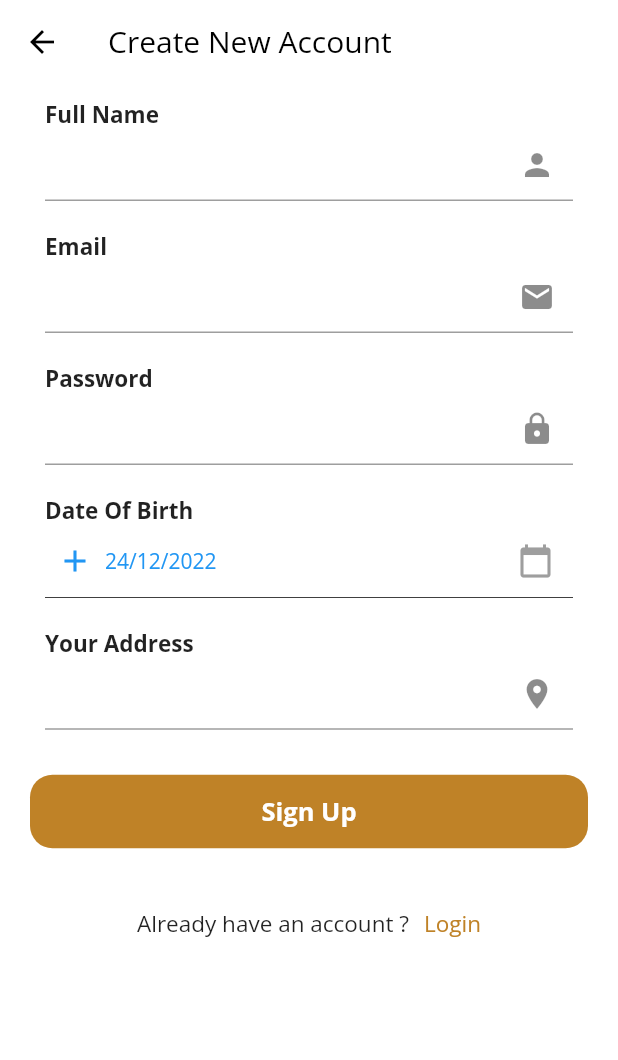
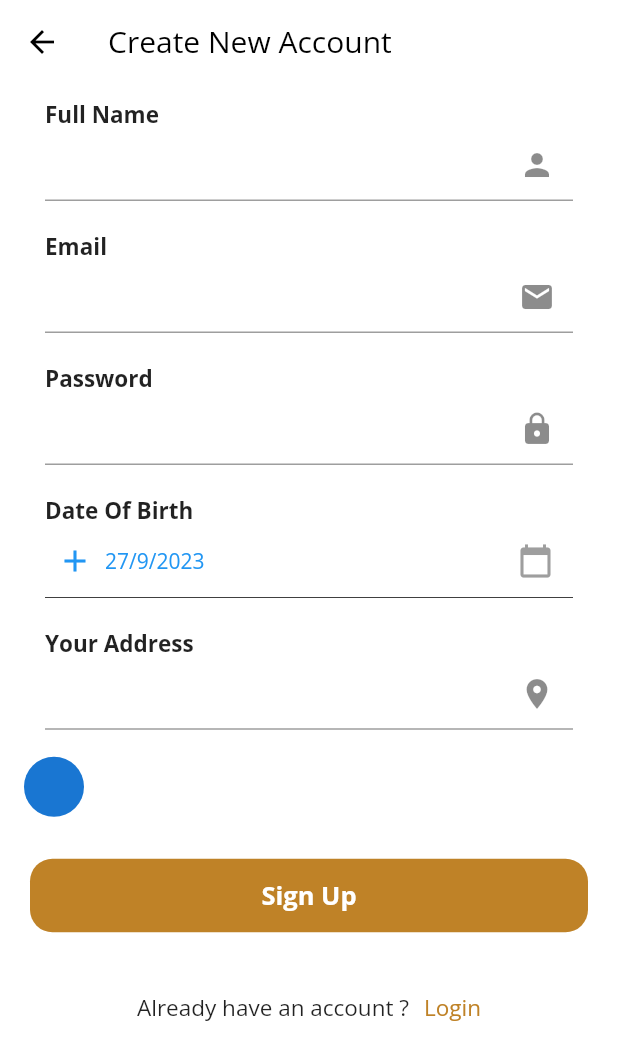
Before and after one commit to jonathanjohn47/her_highness_salon, a Flutter app: the RegisterPage screen opened by its route, on a phone screen of 412 x 824 dp. Shown: the top 1060 px of the screen. Run offline on Flutter 3.47's test engine with Material 2 defaults, Android fonts, the phone set to English and light mode, and no system bars; our stand-ins replace carousel_slider, eva_icons_flutter, font_awesome_flutter, get, google_maps_flutter, otp_text_field and 2 more.

```diff
--- a/lib/Pages/RegisterPage.dart
+++ b/lib/Pages/RegisterPage.dart
@@ -7,24 +7,22 @@
   Copyright and Good Faith Purchasers © 2021-present initappz.
 */
 import 'package:flutter/material.dart';
+import 'package:get/get.dart';
 import 'package:her_highness_salon/Pages/LoginPage.dart';
 import 'package:her_highness_salon/Pages/TabsBarPage.dart';
 import 'package:her_highness_salon/Utilities/ConstancePage.dart' as style;
 
-class RegisterPage extends StatefulWidget {
-  RegisterPage({Key? key}) : super(key: key);
+import '../get_controllers/sign_up_get_controller.dart';
 
+class RegisterPage extends StatelessWidget {
   static const String PageId = 'RegisterPage';
 
-  @override
-  State<RegisterPage> createState() => _RegisterPageState();
-}
-
-class _RegisterPageState extends State<RegisterPage> {
-  DateTime date = DateTime(2022, 12, 24);
+  late BuildContext context;
+  SignUpGetController signUpGetController = Get.put(SignUpGetController());
 
   @override
   Widget build(BuildContext context) {
+    this.context = context;
     return SafeArea(
       child: Scaffold(
         backgroundColor: Colors.white,
@@ -59,6 +57,7 @@ class _RegisterPageState extends State<RegisterPage> {
             _buildContentFields('Password', Icon(Icons.lock)),
             _buildDateAndTime(),
             _buildContentFields('Your Address', Icon(Icons.location_on)),
+            _buildPhotoUploadField(),
             _buildSignUpButton(),
           ],
         ),
@@ -125,7 +124,7 @@ class _RegisterPageState extends State<RegisterPage> {
                       onPressed: () async {
                         DateTime? newDate = await showDatePicker(
                           context: context,
-                          initialDate: date,
+                          initialDate: signUpGetController.date.value,
                           firstDate: DateTime(1900),
                           lastDate: DateTime(2100),
                           helpText: 'Select Your Birth Date',
@@ -150,11 +149,13 @@ class _RegisterPageState extends State<RegisterPage> {
                           },
                         );
                         if (newDate == null) return;
-                        setState(() => date = newDate);
+                        signUpGetController.date.value = newDate;
                       },
-                      label: Text(
-                        '${date.day}/${date.month}/${date.year}',
-                      ),
+                      label: Obx(() {
+                        return Text(
+                          '${signUpGetController.date.value.day}/${signUpGetController.date.value.month}/${signUpGetController.date.value.year}',
+                        );
+                      }),
                     ),
                     Padding(
                       padding: const EdgeInsets.only(right: 13),
@@ -228,4 +229,10 @@ class _RegisterPageState extends State<RegisterPage> {
       ],
     );
   }
+
+  Widget _buildPhotoUploadField() {
+    return ListTile(
+      leading: CircleAvatar(),
+    );
+  }
 }
--- /dev/null
+++ b/lib/get_controllers/sign_up_get_controller.dart
@@ -0,0 +1,19 @@
+import 'package:flutter/cupertino.dart';
+import 'package:get/get.dart';
+
+class SignUpGetController extends GetxController{
+  //full name, email, password, dateOfBirth, address
+
+  Rx<DateTime> date = DateTime.now().obs;
+
+  TextEditingController fullNameController = TextEditingController();
+  TextEditingController emailController = TextEditingController();
+  TextEditingController passwordController = TextEditingController();
+  TextEditingController dateOfBirthController = TextEditingController();
+  TextEditingController addressController = TextEditingController();
+
+  RxString imagePath = ''.obs;
+
+
+
+}
```
